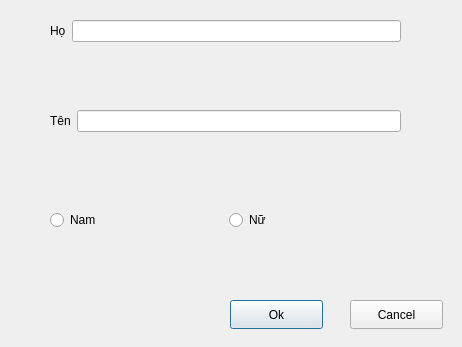
The window that librarymanage/themdocgia_dialog.ui (DTTaze/Qt-Library-Management) describes before a commit, drawn with Qt 5.
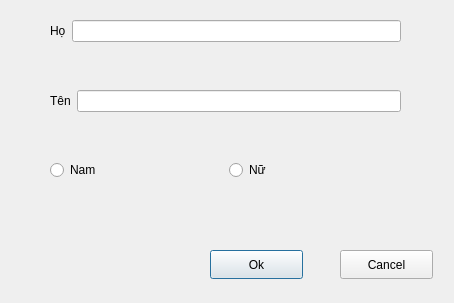
The same window after the commit.

```diff
--- a/librarymanage/themdocgia_dialog.ui
+++ b/librarymanage/themdocgia_dialog.ui
@@ -6,8 +6,8 @@
    <rect>
     <x>0</x>
     <y>0</y>
-    <width>462</width>
-    <height>347</height>
+    <width>454</width>
+    <height>303</height>
    </rect>
   </property>
   <property name="windowTitle">
@@ -16,8 +16,8 @@
   <widget class="QPushButton" name="ok_pushButton">
    <property name="geometry">
     <rect>
-     <x>230</x>
-     <y>300</y>
+     <x>210</x>
+     <y>250</y>
      <width>93</width>
      <height>29</height>
     </rect>
@@ -29,8 +29,8 @@
   <widget class="QPushButton" name="cancel_pushButton">
    <property name="geometry">
     <rect>
-     <x>350</x>
-     <y>300</y>
+     <x>340</x>
+     <y>250</y>
      <width>93</width>
      <height>29</height>
     </rect>
@@ -43,9 +43,9 @@
    <property name="geometry">
     <rect>
      <x>50</x>
-     <y>210</y>
+     <y>160</y>
      <width>351</width>
-     <height>71</height>
+     <height>61</height>
     </rect>
    </property>
    <layout class="QVBoxLayout" name="verticalLayout">
@@ -68,7 +68,11 @@
      </layout>
     </item>
     <item>
-     <widget class="QLabel" name="label_4">
+     <widget class="QLabel" name="baoLoiPhai_label">
+      <property name="styleSheet">
+       <string notr="true">color: red;
+</string>
+      </property>
       <property name="text">
        <string/>
       </property>
@@ -80,9 +84,9 @@
    <property name="geometry">
     <rect>
      <x>50</x>
-     <y>110</y>
+     <y>90</y>
      <width>351</width>
-     <height>80</height>
+     <height>61</height>
     </rect>
    </property>
    <layout class="QVBoxLayout" name="verticalLayout_2">
@@ -101,7 +105,11 @@
      </layout>
     </item>
     <item>
-     <widget class="QLabel" name="label_3">
+     <widget class="QLabel" name="baoLoiTen_label">
+      <property name="styleSheet">
+       <string notr="true">color: red;
+</string>
+      </property>
       <property name="text">
        <string/>
       </property>
@@ -115,7 +123,7 @@
      <x>50</x>
      <y>20</y>
      <width>351</width>
-     <height>80</height>
+     <height>61</height>
     </rect>
    </property>
    <layout class="QVBoxLayout" name="verticalLayout_3">
@@ -134,7 +142,10 @@
      </layout>
     </item>
     <item>
-     <widget class="QLabel" name="label_6">
+     <widget class="QLabel" name="baoloiHo_label">
+      <property name="styleSheet">
+       <string notr="true">color: red;</string>
+      </property>
       <property name="text">
        <string/>
       </property>
```
